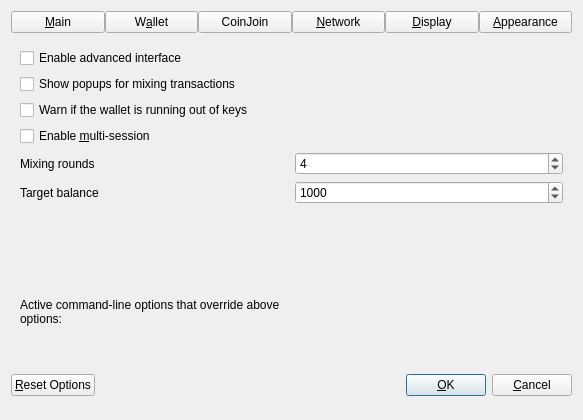
Above: src/qt/forms/optionsdialog.ui from biblepay/biblepay before the change. Below: the same form after it.
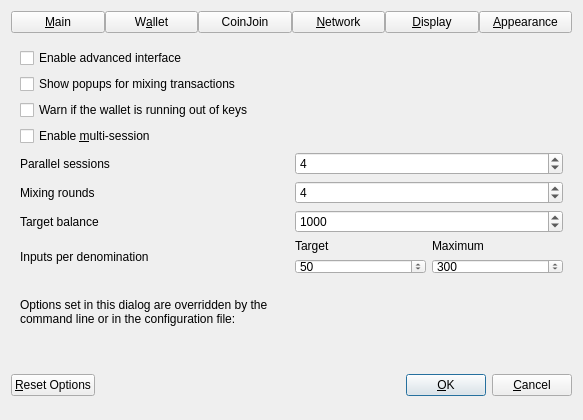
That is the form after the change. The open tabs and pages were chosen to show the change. Custom widgets are drawn as their Qt base class.

The edit to the form file:
```diff
--- a/src/qt/forms/optionsdialog.ui
+++ b/src/qt/forms/optionsdialog.ui
@@ -345,8 +345,31 @@
         </widget>
        </item>
        <item>
-        <layout class="QHBoxLayout" name="horizontalLayout_4_Wallet">
-         <item>
+        <layout class="QGridLayout">
+         <item row="0" column="0">
+          <widget class="QLabel" name="lblCoinJoinSessionsText">
+           <property name="toolTip">
+            <string>Use this many separate masternodes in parallel to mix funds.&lt;br/&gt;Note: You must use this feature carefully.&lt;br/&gt;Make sure you always have recent wallet (auto)backup in a safe place!</string>
+           </property>
+           <property name="text">
+            <string>Parallel sessions</string>
+           </property>
+          </widget>
+         </item>
+         <item row="0" column="1">
+          <widget class="QSpinBox" name="coinJoinSessions">
+           <property name="minimum">
+            <number>1</number>
+           </property>
+           <property name="maximum">
+            <number>10</number>
+           </property>
+           <property name="value">
+            <number>4</number>
+           </property>
+          </widget>
+         </item>
+         <item row="1" column="0">
           <widget class="QLabel" name="lblCoinJoinRoundsText">
            <property name="toolTip">
             <string>This setting determines the amount of individual masternodes that an input will be mixed through.&lt;br/&gt;More rounds of mixing gives a higher degree of privacy, but also costs more in fees.</string>
@@ -356,7 +379,7 @@
            </property>
           </widget>
          </item>
-         <item>
+         <item row="1" column="1">
           <widget class="QSpinBox" name="coinJoinRounds">
            <property name="minimum">
             <number>2</number>
@@ -369,11 +392,7 @@
            </property>
           </widget>
          </item>
-        </layout>
-       </item>
-       <item>
-        <layout class="QHBoxLayout" name="horizontalLayout">
-         <item>
+         <item row="2" column="0">
           <widget class="QLabel" name="lblCoinJoinAmountText">
            <property name="toolTip">
             <string>This amount acts as a threshold to turn off mixing once it's reached.</string>
@@ -395,7 +414,7 @@
            </property>
           </widget>
          </item>
-         <item>
+         <item row="2" column="1">
           <widget class="QSpinBox" name="coinJoinAmount">
            <property name="minimum">
             <number>2</number>
@@ -411,6 +430,80 @@
            </property>
           </widget>
          </item>
+         <item row="3" column="0">
+          <widget class="QLabel" name="lblCoinJoinDenoms">
+           <property name="toolTip">
+            <string>How many inputs of each denominated amount are created.&lt;br/&gt;Lower these numbers if you want fewer smaller denominations.</string>
+           </property>
+           <property name="text">
+            <string>Inputs per denomination</string>
+           </property>
+          </widget>
+         </item>
+         <item row="3" column="1">
+          <layout class="QHBoxLayout">
+           <item>
+            <layout class="QVBoxLayout">
+             <item>
+              <widget class="QLabel" name="lblCoinJoinDenomsTarget">
+               <property name="toolTip">
+                <string>Try to create at least this many inputs for each denominated amount.&lt;br/&gt;Lower this number if you want fewer smaller denominations.</string>
+               </property>
+               <property name="text">
+                <string>Target</string>
+               </property>
+              </widget>
+             </item>
+             <item>
+              <widget class="QSpinBox" name="coinJoinDenomsGoal">
+               <property name="minimum">
+                <number>10</number>
+               </property>
+               <property name="maximum">
+                <number>100000</number>
+               </property>
+               <property name="singleStep">
+                <number>10</number>
+               </property>
+               <property name="value">
+                <number>50</number>
+               </property>
+              </widget>
+             </item>
+            </layout>
+           </item>
+           <item>
+            <layout class="QVBoxLayout">
+             <item>
+              <widget class="QLabel" name="lblCoinJoinDenomsMaximum">
+               <property name="toolTip">
+                <string>Create up to this many inputs for each denominated amount.&lt;br/&gt;Lower this number if you want fewer smaller denominations.</string>
+               </property>
+               <property name="text">
+                <string>Maximum</string>
+               </property>
+              </widget>
+             </item>
+             <item>
+              <widget class="QSpinBox" name="coinJoinDenomsHardCap">
+               <property name="minimum">
+                <number>10</number>
+               </property>
+               <property name="maximum">
+                <number>100000</number>
+               </property>
+               <property name="singleStep">
+                <number>10</number>
+               </property>
+               <property name="value">
+                <number>300</number>
+               </property>
+              </widget>
+             </item>
+            </layout>
+           </item>
+          </layout>
+         </item>
         </layout>
        </item>
        <item>
@@ -882,7 +975,7 @@
         <item>
          <widget class="QLabel" name="overriddenByCommandLineInfoLabel">
           <property name="text">
-           <string>Active command-line options that override above options:</string>
+           <string>Options set in this dialog are overridden by the command line or in the configuration file:</string>
           </property>
           <property name="textFormat">
            <enum>Qt::PlainText</enum>
```
Left out of the diff: 118 changed lines with no effect on the pictures. Lines whose indentation alone changed are shown as unchanged.
